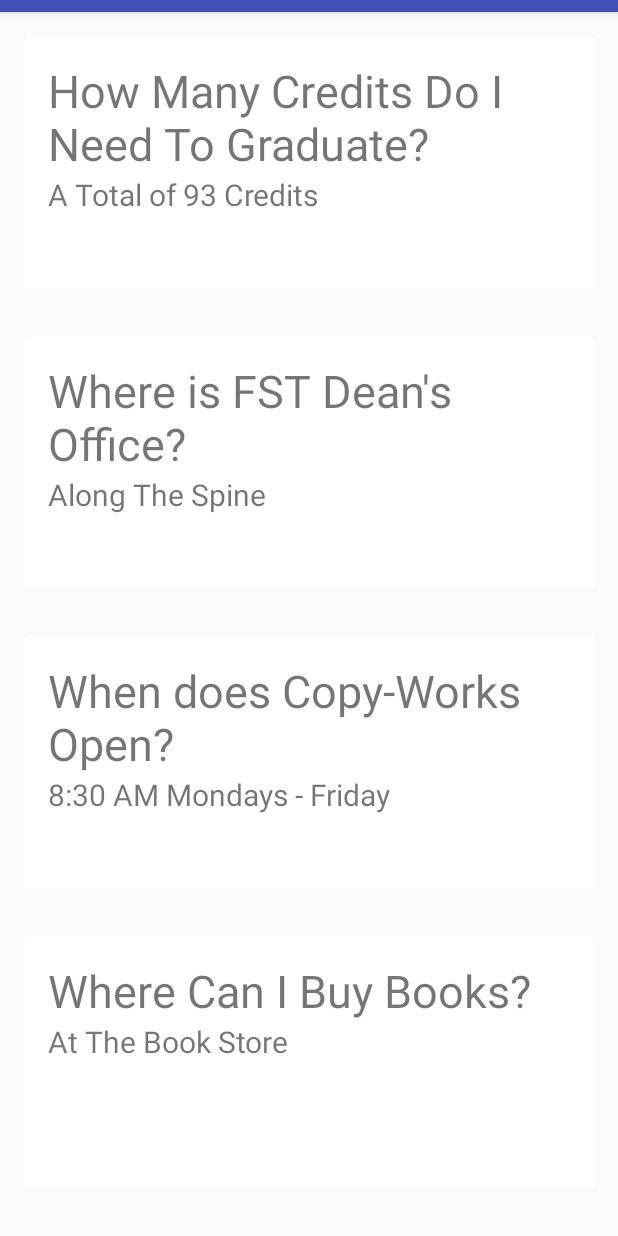
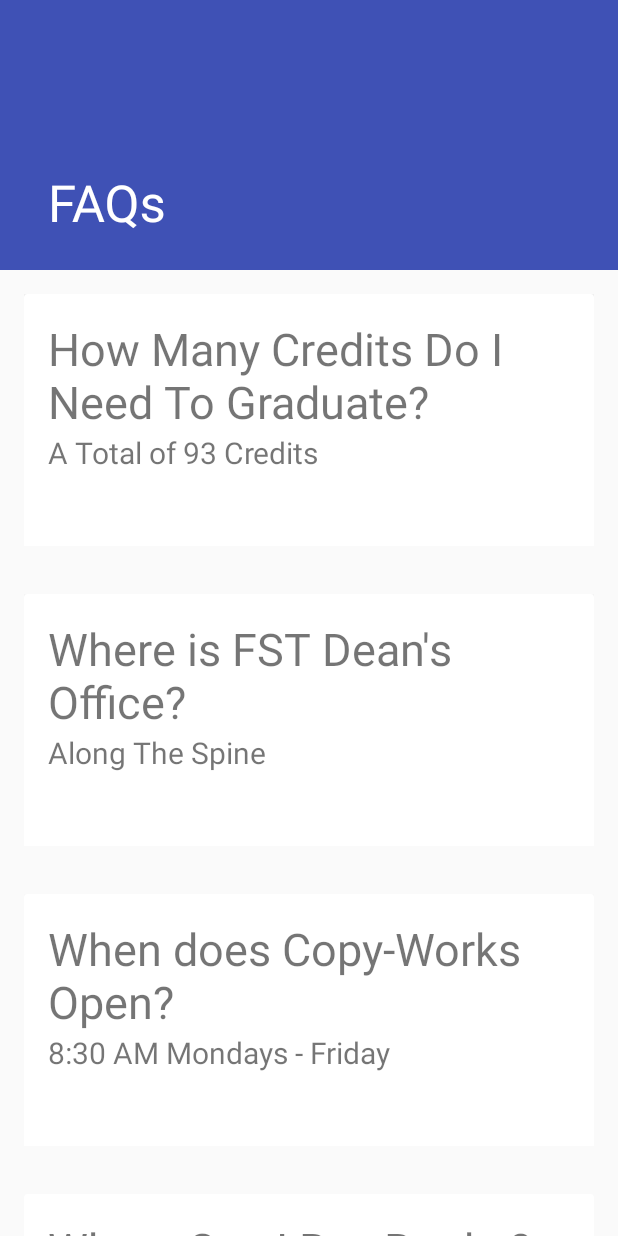
Before and after one commit to UWICompSociety/FSTApp, an Android app: the FAQActivity screen opened directly, with no data from a screen before it, on a phone screen of 412 x 824 dp. Run offline under Robolectric (Android 15) with nearby library versions, the phone set to English and light mode, and no system bars.

Commit message:
Update dimens.xml

```diff
--- a/app/src/main/res/values/dimens.xml
+++ b/app/src/main/res/values/dimens.xml
@@ -3,4 +3,6 @@
     <dimen name="activity_horizontal_margin">16dp</dimen>
     <dimen name="activity_vertical_margin">16dp</dimen>
     <dimen name="fab_margin">16dp</dimen>
+    <dimen name="app_bar_height">180dp</dimen>
+    <dimen name="text_margin">16dp</dimen>
 </resources>
```
